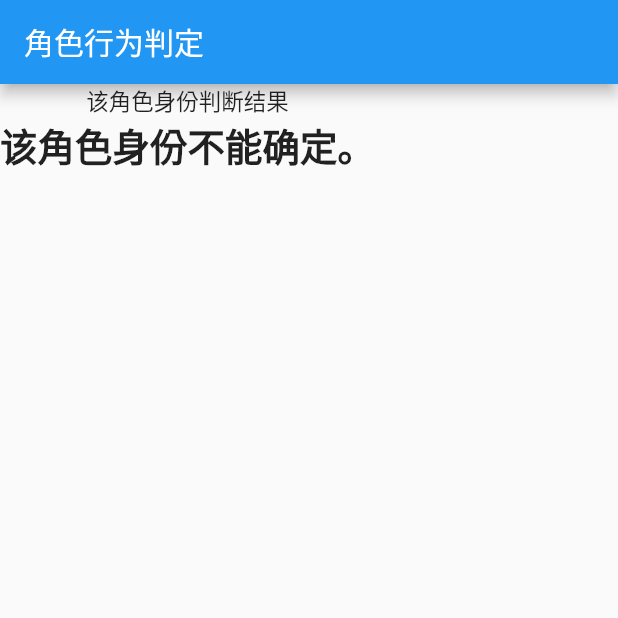
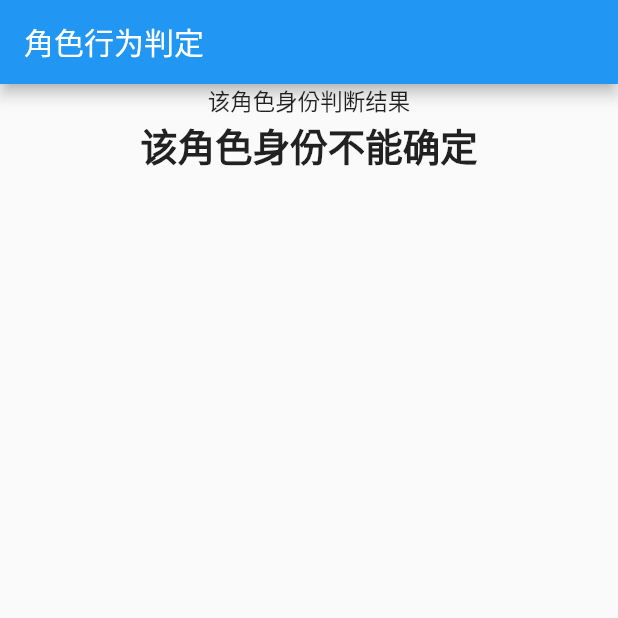
Before and after one commit to dafei-ning/werewolf_killing_judge, a Flutter app: the screen it shows after launch, after a tap on "站边正确", after a tap on "没有攻击", after a tap on "还不确定", on a phone screen of 412 x 824 dp, the top half of it. Run offline on Flutter 3.47's test engine with Material 2 defaults, Android fonts, the phone set to English and light mode, and no system bars.

Commit message:
use column to contain 2 widgets

```diff
--- a/lib/main.dart
+++ b/lib/main.dart
@@ -1,5 +1,5 @@
 import 'package:flutter/material.dart';
-import './quiz.dart';
+import './quiz/quiz.dart';
 import './result.dart';
 
 // void main() {
--- a/lib/result.dart
+++ b/lib/result.dart
@@ -9,11 +9,11 @@ class Result extends StatelessWidget {
   Result(this.resultScore);
 
   String get resultPhrase {
-    String resultText = '该角色身份不能确定。';
+    String resultText = '该角色身份不能确定';
     if (resultScore <= 10) {
-      resultText = '该角色极有可能是狼人。';
+      resultText = '该角色极有可能是狼人';
     } else if (resultScore >= 45) {
-      resultText = '该角色应该是好人。';
+      resultText = '该角色应该是好人';
     }
     return resultText;
   }
@@ -22,13 +22,19 @@ class Result extends StatelessWidget {
   Widget build(BuildContext context) {
     return Column(
       children: <Widget>[
-        Text(
-          '该角色身份判断结果',
-          style: TextStyle(fontSize: 15, fontWeight: FontWeight.w400),
+        Center(
+          child: Text(
+            '该角色身份判断结果',
+            style: TextStyle(fontSize: 15, fontWeight: FontWeight.w400),
+            textAlign: TextAlign.center,
+          ),
         ),
-        Text(
-          resultPhrase,
-          style: TextStyle(fontSize: 25, fontWeight: FontWeight.bold),
+        Center(
+          child: Text(
+            resultPhrase,
+            style: TextStyle(fontSize: 25, fontWeight: FontWeight.bold),
+            textAlign: TextAlign.center,
+          ),
         ),
       ],
     );
```
Also changed, not shown: lib/quiz/answer.dart (renamed from lib/answer.dart), lib/quiz/question.dart (renamed from lib/question.dart), lib/quiz/quiz.dart (renamed from lib/quiz.dart).
